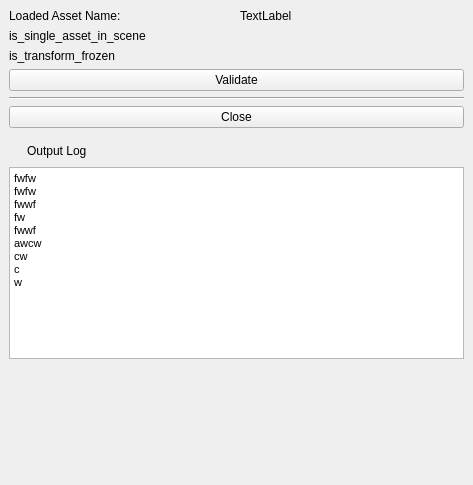
Old version of the form _asset_validator/mayapy_asset_validator.ui in the repository BlakeXYZ/Maya-Tools.
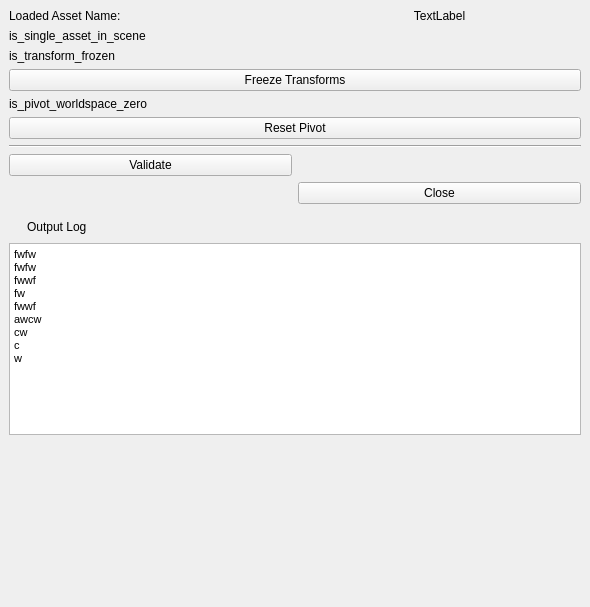
New version of the form.

Patch:
```diff
--- a/_asset_validator/mayapy_asset_validator.ui
+++ b/_asset_validator/mayapy_asset_validator.ui
@@ -6,8 +6,8 @@
    <rect>
     <x>0</x>
     <y>0</y>
-    <width>473</width>
-    <height>485</height>
+    <width>590</width>
+    <height>607</height>
    </rect>
   </property>
   <property name="windowTitle">
@@ -15,7 +15,87 @@
   </property>
   <widget class="QWidget" name="centralwidget">
    <layout class="QGridLayout" name="gridLayout_2">
-    <item row="1" column="0">
+    <item row="9" column="2">
+     <spacer name="verticalSpacer">
+      <property name="orientation">
+       <enum>Qt::Vertical</enum>
+      </property>
+      <property name="sizeHint" stdset="0">
+       <size>
+        <width>20</width>
+        <height>40</height>
+       </size>
+      </property>
+     </spacer>
+    </item>
+    <item row="2" column="1" colspan="2">
+     <layout class="QVBoxLayout" name="vLayout_is_transform_frozen">
+      <item>
+       <layout class="QHBoxLayout" name="hLayout_is_transform_frozen">
+        <item>
+         <widget class="QLabel" name="label_3">
+          <property name="text">
+           <string>is_transform_frozen</string>
+          </property>
+         </widget>
+        </item>
+        <item>
+         <widget class="QLabel" name="label_is_transform_frozen">
+          <property name="text">
+           <string/>
+          </property>
+          <property name="alignment">
+           <set>Qt::AlignCenter</set>
+          </property>
+         </widget>
+        </item>
+       </layout>
+      </item>
+      <item>
+       <widget class="QPushButton" name="btn_freeze_transforms">
+        <property name="text">
+         <string>Freeze Transforms</string>
+        </property>
+       </widget>
+      </item>
+     </layout>
+    </item>
+    <item row="0" column="1" colspan="2">
+     <layout class="QHBoxLayout" name="hLayout_loaded_assed_name">
+      <item>
+       <widget class="QLabel" name="label">
+        <property name="text">
+         <string>Loaded Asset Name:</string>
+        </property>
+       </widget>
+      </item>
+      <item>
+       <widget class="QLabel" name="label_loaded_asset_name">
+        <property name="text">
+         <string>TextLabel</string>
+        </property>
+        <property name="alignment">
+         <set>Qt::AlignCenter</set>
+        </property>
+       </widget>
+      </item>
+     </layout>
+    </item>
+    <item row="5" column="1">
+     <widget class="QPushButton" name="btn_validate">
+      <property name="text">
+       <string>Validate</string>
+      </property>
+     </widget>
+    </item>
+    <item row="6" column="2">
+     <widget class="QPushButton" name="btn_closeWindow">
+      <property name="text">
+       <string>Close</string>
+      </property>
+     </widget>
+    </item>
+    <item row="1" column="1" colspan="2">
      <layout class="QHBoxLayout" name="hLayout_validate_single_asset_in_scene">
       <item>
        <widget class="QLabel" name="label_2">
@@ -29,11 +109,49 @@
         <property name="text">
          <string/>
         </property>
+        <property name="alignment">
+         <set>Qt::AlignCenter</set>
+        </property>
        </widget>
       </item>
      </layout>
     </item>
-    <item row="7" column="0">
+    <item row="4" column="1" colspan="2">
+     <widget class="Line" name="line">
+      <property name="orientation">
+       <enum>Qt::Horizontal</enum>
+      </property>
+     </widget>
+    </item>
+    <item row="8" column="1" colspan="2">
+     <widget class="QTextEdit" name="textEdit_output_log">
+      <property name="minimumSize">
+       <size>
+        <width>0</width>
+        <height>0</height>
+       </size>
+      </property>
+      <property name="html">
+       <string>&lt;!DOCTYPE HTML PUBLIC &quot;-//W3C//DTD HTML 4.0//EN&quot; &quot;http://www.w3.org/TR/REC-html40/strict.dtd&quot;&gt;
+&lt;html&gt;&lt;head&gt;&lt;meta name=&quot;qrichtext&quot; content=&quot;1&quot; /&gt;&lt;style type=&quot;text/css&quot;&gt;
+p, li { white-space: pre-wrap; }
+&lt;/style&gt;&lt;/head&gt;&lt;body style=&quot; font-family:'MS Shell Dlg 2'; font-size:9.75pt; font-weight:400; font-style:normal;&quot;&gt;
+&lt;p style=&quot; margin-top:0px; margin-bottom:0px; margin-left:0px; margin-right:0px; -qt-block-indent:0; text-indent:0px;&quot;&gt;&lt;span style=&quot; font-size:8.25pt;&quot;&gt;fwfw&lt;/span&gt;&lt;/p&gt;
+&lt;p style=&quot; margin-top:0px; margin-bottom:0px; margin-left:0px; margin-right:0px; -qt-block-indent:0; text-indent:0px;&quot;&gt;&lt;span style=&quot; font-size:8.25pt;&quot;&gt;fwfw&lt;/span&gt;&lt;/p&gt;
+&lt;p style=&quot; margin-top:0px; margin-bottom:0px; margin-left:0px; margin-right:0px; -qt-block-indent:0; text-indent:0px;&quot;&gt;&lt;span style=&quot; font-size:8.25pt;&quot;&gt;fwwf&lt;/span&gt;&lt;/p&gt;
+&lt;p style=&quot; margin-top:0px; margin-bottom:0px; margin-left:0px; margin-right:0px; -qt-block-indent:0; text-indent:0px;&quot;&gt;&lt;span style=&quot; font-size:8.25pt;&quot;&gt;fw&lt;/span&gt;&lt;/p&gt;
+&lt;p style=&quot; margin-top:0px; margin-bottom:0px; margin-left:0px; margin-right:0px; -qt-block-indent:0; text-indent:0px;&quot;&gt;&lt;span style=&quot; font-size:8.25pt;&quot;&gt;fwwf&lt;/span&gt;&lt;/p&gt;
+&lt;p style=&quot; margin-top:0px; margin-bottom:0px; margin-left:0px; margin-right:0px; -qt-block-indent:0; text-indent:0px;&quot;&gt;&lt;span style=&quot; font-size:8.25pt;&quot;&gt;awcw&lt;/span&gt;&lt;/p&gt;
+&lt;p style=&quot; margin-top:0px; margin-bottom:0px; margin-left:0px; margin-right:0px; -qt-block-indent:0; text-indent:0px;&quot;&gt;&lt;span style=&quot; font-size:8.25pt;&quot;&gt;cw&lt;/span&gt;&lt;/p&gt;
+&lt;p style=&quot; margin-top:0px; margin-bottom:0px; margin-left:0px; margin-right:0px; -qt-block-indent:0; text-indent:0px;&quot;&gt;&lt;span style=&quot; font-size:8.25pt;&quot;&gt;c&lt;/span&gt;&lt;/p&gt;
+&lt;p style=&quot; margin-top:0px; margin-bottom:0px; margin-left:0px; margin-right:0px; -qt-block-indent:0; text-indent:0px;&quot;&gt;&lt;span style=&quot; font-size:8.25pt;&quot;&gt;w&lt;/span&gt;&lt;/p&gt;&lt;/body&gt;&lt;/html&gt;</string>
+      </property>
+      <property name="textInteractionFlags">
+       <set>Qt::TextSelectableByKeyboard|Qt::TextSelectableByMouse</set>
+      </property>
+     </widget>
+    </item>
+    <item row="7" column="1">
      <widget class="QWidget" name="widget_toggle_output_log" native="true">
       <layout class="QGridLayout" name="gridLayout">
        <property name="leftMargin">
@@ -77,104 +195,38 @@
       </layout>
      </widget>
     </item>
-    <item row="9" column="0">
-     <spacer name="verticalSpacer">
-      <property name="orientation">
-       <enum>Qt::Vertical</enum>
-      </property>
-      <property name="sizeHint" stdset="0">
-       <size>
-        <width>20</width>
-        <height>40</height>
-       </size>
-      </property>
-     </spacer>
-    </item>
-    <item row="5" column="0">
-     <widget class="QPushButton" name="btn_closeWindow">
-      <property name="text">
-       <string>Close</string>
-      </property>
-     </widget>
-    </item>
-    <item row="0" column="0">
-     <layout class="QHBoxLayout" name="hLayout_loaded_assed_name">
+    <item row="3" column="1" colspan="2">
+     <layout class="QVBoxLayout" name="vLayout_is_pivot_worldspace_zero">
       <item>
-       <widget class="QLabel" name="label">
-        <property name="text">
-         <string>Loaded Asset Name:</string>
-        </property>
-       </widget>
+       <layout class="QHBoxLayout" name="hLayout_is_pivot_worldspace_zero">
+        <item>
+         <widget class="QLabel" name="label_4">
+          <property name="text">
+           <string>is_pivot_worldspace_zero</string>
+          </property>
+         </widget>
+        </item>
+        <item>
+         <widget class="QLabel" name="label_is_pivot_worldspace_zero">
+          <property name="text">
+           <string/>
+          </property>
+          <property name="alignment">
+           <set>Qt::AlignCenter</set>
+          </property>
+         </widget>
+        </item>
+       </layout>
       </item>
       <item>
-       <widget class="QLabel" name="label_loaded_asset_name">
+       <widget class="QPushButton" name="btn_reset_pivot">
         <property name="text">
-         <string>TextLabel</string>
+         <string>Reset Pivot</string>
         </property>
        </widget>
       </item>
      </layout>
     </item>
-    <item row="8" column="0">
-     <widget class="QTextEdit" name="textEdit_output_log">
-      <property name="minimumSize">
-       <size>
-        <width>0</width>
-        <height>0</height>
-       </size>
-      </property>
-      <property name="html">
-       <string>&lt;!DOCTYPE HTML PUBLIC &quot;-//W3C//DTD HTML 4.0//EN&quot; &quot;http://www.w3.org/TR/REC-html40/strict.dtd&quot;&gt;
-&lt;html&gt;&lt;head&gt;&lt;meta name=&quot;qrichtext&quot; content=&quot;1&quot; /&gt;&lt;style type=&quot;text/css&quot;&gt;
-p, li { white-space: pre-wrap; }
-&lt;/style&gt;&lt;/head&gt;&lt;body style=&quot; font-family:'MS Shell Dlg 2'; font-size:8.25pt; font-weight:400; font-style:normal;&quot;&gt;
-&lt;p style=&quot; margin-top:0px; margin-bottom:0px; margin-left:0px; margin-right:0px; -qt-block-indent:0; text-indent:0px;&quot;&gt;fwfw&lt;/p&gt;
-&lt;p style=&quot; margin-top:0px; margin-bottom:0px; margin-left:0px; margin-right:0px; -qt-block-indent:0; text-indent:0px;&quot;&gt;fwfw&lt;/p&gt;
-&lt;p style=&quot; margin-top:0px; margin-bottom:0px; margin-left:0px; margin-right:0px; -qt-block-indent:0; text-indent:0px;&quot;&gt;fwwf&lt;/p&gt;
-&lt;p style=&quot; margin-top:0px; margin-bottom:0px; margin-left:0px; margin-right:0px; -qt-block-indent:0; text-indent:0px;&quot;&gt;fw&lt;/p&gt;
-&lt;p style=&quot; margin-top:0px; margin-bottom:0px; margin-left:0px; margin-right:0px; -qt-block-indent:0; text-indent:0px;&quot;&gt;fwwf&lt;/p&gt;
-&lt;p style=&quot; margin-top:0px; margin-bottom:0px; margin-left:0px; margin-right:0px; -qt-block-indent:0; text-indent:0px;&quot;&gt;awcw&lt;/p&gt;
-&lt;p style=&quot; margin-top:0px; margin-bottom:0px; margin-left:0px; margin-right:0px; -qt-block-indent:0; text-indent:0px;&quot;&gt;cw&lt;/p&gt;
-&lt;p style=&quot; margin-top:0px; margin-bottom:0px; margin-left:0px; margin-right:0px; -qt-block-indent:0; text-indent:0px;&quot;&gt;c&lt;/p&gt;
-&lt;p style=&quot; margin-top:0px; margin-bottom:0px; margin-left:0px; margin-right:0px; -qt-block-indent:0; text-indent:0px;&quot;&gt;w&lt;/p&gt;&lt;/body&gt;&lt;/html&gt;</string>
-      </property>
-      <property name="textInteractionFlags">
-       <set>Qt::TextSelectableByKeyboard|Qt::TextSelectableByMouse</set>
-      </property>
-     </widget>
-    </item>
-    <item row="2" column="0">
-     <layout class="QHBoxLayout" name="hLayout_is_transform_frozen">
-      <item>
-       <widget class="QLabel" name="label_3">
-        <property name="text">
-         <string>is_transform_frozen</string>
-        </property>
-       </widget>
-      </item>
-      <item>
-       <widget class="QLabel" name="label_is_transform_frozen">
-        <property name="text">
-         <string/>
-        </property>
-       </widget>
-      </item>
-     </layout>
-    </item>
-    <item row="3" column="0">
-     <widget class="QPushButton" name="btn_validate">
-      <property name="text">
-       <string>Validate</string>
-      </property>
-     </widget>
-    </item>
-    <item row="4" column="0">
-     <widget class="Line" name="line">
-      <property name="orientation">
-       <enum>Qt::Horizontal</enum>
-      </property>
-     </widget>
-    </item>
    </layout>
   </widget>
  </widget>
```
